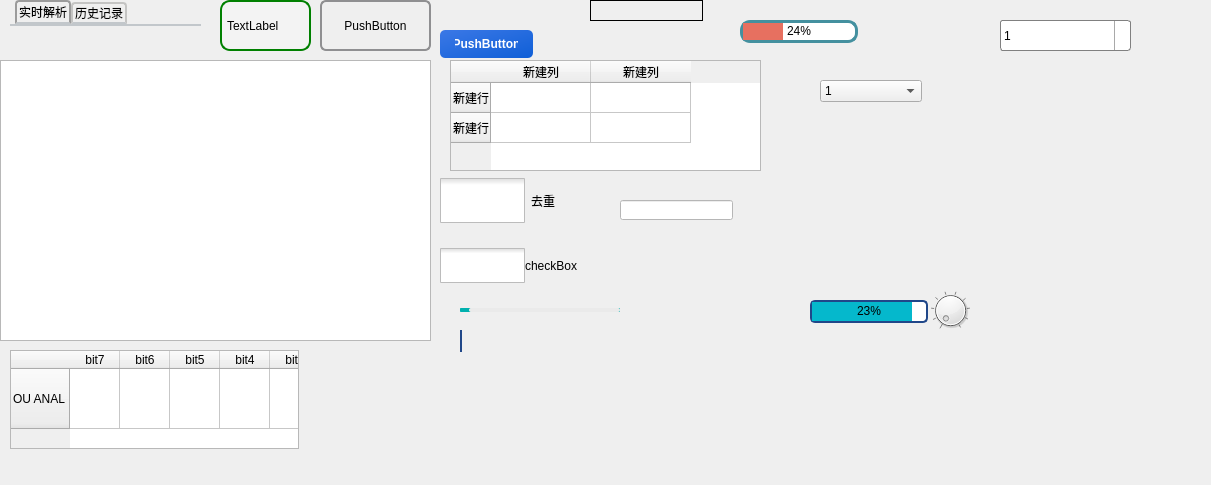
This is KCTS/KCTS Project/demo/test.ui in learniuH/work as Qt 5 draws it before an edit. The edited form follows.
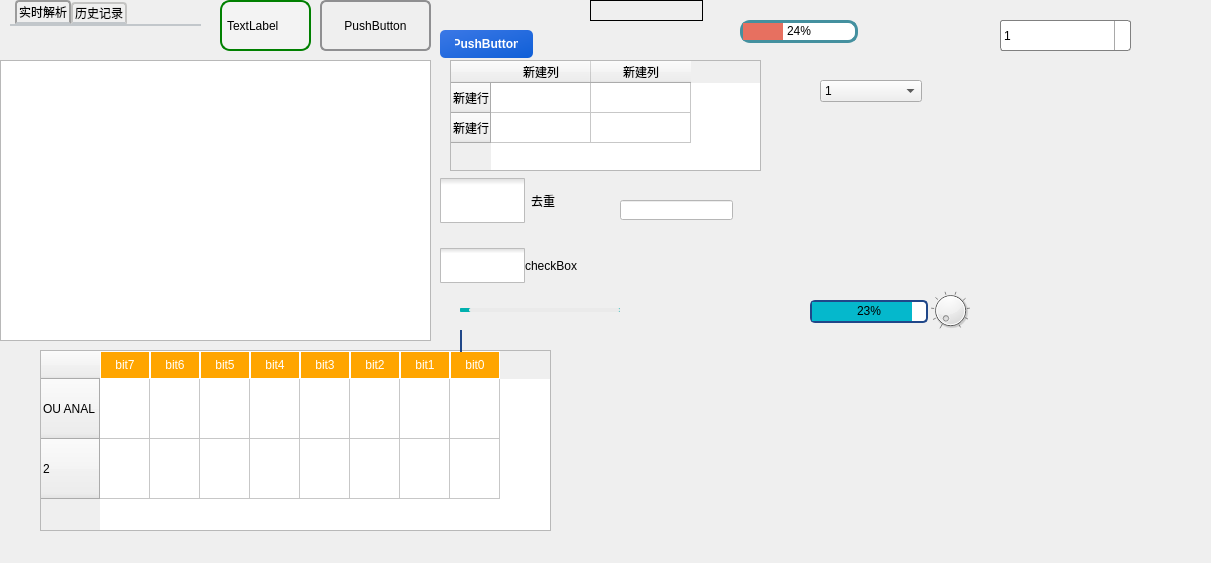
This is the edited form. Icons and pictures are not drawn.

Patch:
```diff
--- a/KCTS/KCTS Project/demo/test.ui
+++ b/KCTS/KCTS Project/demo/test.ui
@@ -7,7 +7,7 @@
     <x>0</x>
     <y>0</y>
     <width>1211</width>
-    <height>485</height>
+    <height>563</height>
    </rect>
   </property>
   <property name="windowTitle">
@@ -412,10 +412,10 @@
   <widget class="QTableWidget" name="tableWidget">
    <property name="geometry">
     <rect>
-     <x>10</x>
+     <x>40</x>
      <y>350</y>
-     <width>289</width>
-     <height>99</height>
+     <width>511</width>
+     <height>181</height>
     </rect>
    </property>
    <property name="minimumSize">
@@ -425,14 +425,48 @@
     </size>
    </property>
    <property name="styleSheet">
-    <string notr="true">    QHeaderView::section {
+    <string notr="true">/*    QHeaderView::section {
             background-color: qlineargradient(x1: 0, y1: 0, x2: 0, y2: 1,
                                       stop: 0 #f6f7fa, stop: 1 #dadbde);
     }
 QTableWidget::item {
             background-color: qlineargradient(x1: 0, y1: 0, x2: 0, y2: 1,
                                       stop: 0 #408a99, stop: 1 #dadbde);
-    }</string>
+    }
+*/
+/* 水平表头默认样式 */
+QTableWidget QHeaderView::section:horizontal {
+    background-color: orange; /* 背景颜色 */
+    color: white; /* 字体颜色 */
+    font: bold 10pt &quot;微软雅黑&quot;;
+    border: 1px solid white; /* 默认边框 */
+    padding: 4px;
+}
+
+/* 水平表头 checked 状态 */
+QTableWidget QHeaderView::section:horizontal:checked {
+    background-color: green; /* 选中时的背景颜色 */
+    color: yellow; /* 选中时的字体颜色 */
+    border-bottom: 2px solid red; /* 选中时底部边框 2px red */
+}
+
+/* 水平表头 pressed 状态 */
+QTableWidget QHeaderView::section:horizontal:pressed {
+    background-color: yellow; /* 按下时的背景颜色 */
+    color: orange; /* 按下时的字体颜色 */
+    border-bottom: 2px solid blue; /* 按下时底部边框 2px blue */
+}
+
+/* 同时处于 checked 和 pressed 状态 */
+QTableWidget QHeaderView::section:horizontal:checked:pressed {
+    background-color: red; /* 选中且按下时的背景颜色 */
+    color: cyan; /* 选中且按下时的字体颜色 */
+    border-bottom: 2px solid purple; /* 选中且按下时底部边框 2px purple */
+}
+
+
+
+ </string>
    </property>
    <property name="verticalScrollBarPolicy">
     <enum>Qt::ScrollBarAlwaysOff</enum>
@@ -462,7 +496,7 @@
     <bool>true</bool>
    </property>
    <property name="rowCount">
-    <number>1</number>
+    <number>2</number>
    </property>
    <property name="columnCount">
     <number>8</number>
@@ -484,6 +518,7 @@
      <string>OU ANAL</string>
     </property>
    </row>
+   <row/>
    <column>
     <property name="text">
      <string>bit7</string>
```
